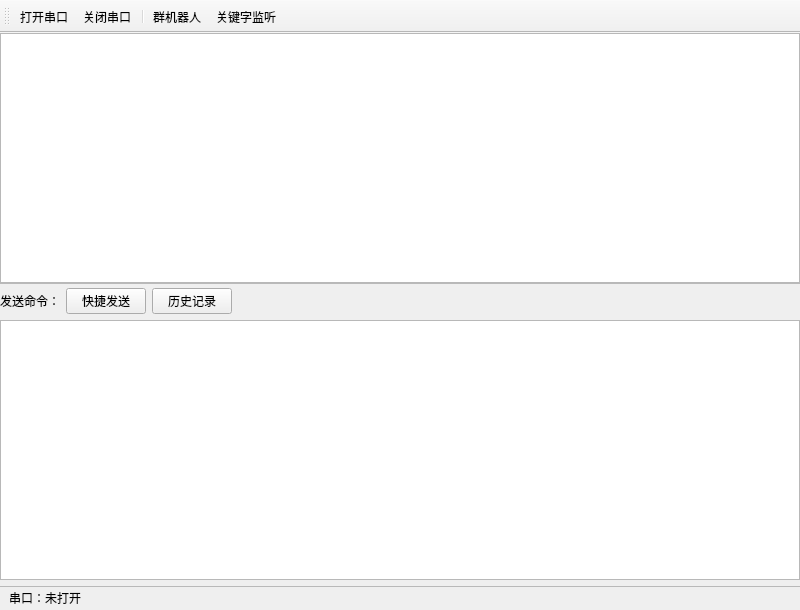
Old version of the form mainwindow.ui in the repository Demon-Cat/SerialPort.
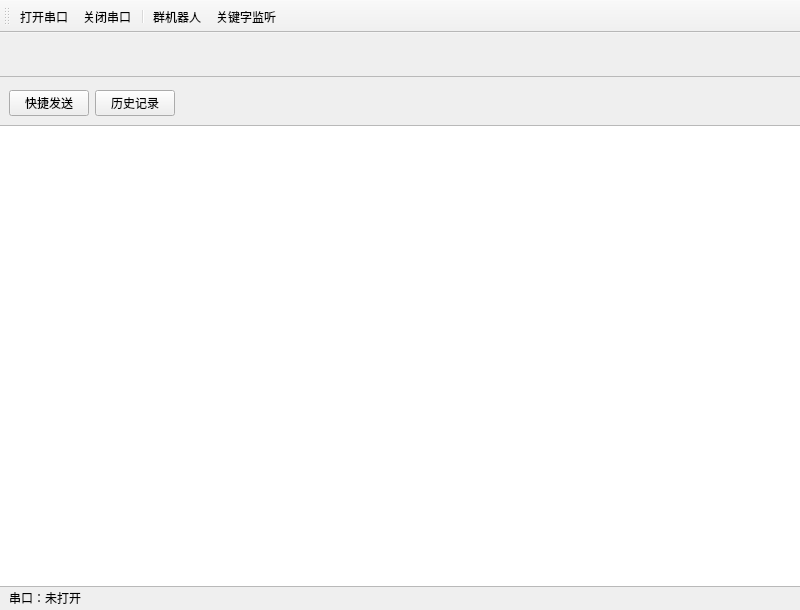
New version of the form. Icons and pictures are not drawn. Custom widgets are drawn as their Qt base class.

Commit message: 1.优化ANSI escape code解析。 2.完成快捷发送的添加部分。

```diff
--- a/mainwindow.ui
+++ b/mainwindow.ui
@@ -15,6 +15,9 @@
   </property>
   <widget class="QWidget" name="centralwidget">
    <layout class="QVBoxLayout" name="verticalLayout">
+    <property name="spacing">
+     <number>0</number>
+    </property>
     <property name="leftMargin">
      <number>0</number>
     </property>
@@ -42,16 +45,40 @@
       </property>
       <widget class="QWidget" name="widgetReceive" native="true">
        <layout class="QVBoxLayout" name="verticalLayout_2">
+        <property name="spacing">
+         <number>0</number>
+        </property>
+        <property name="leftMargin">
+         <number>0</number>
+        </property>
+        <property name="topMargin">
+         <number>0</number>
+        </property>
+        <property name="rightMargin">
+         <number>0</number>
+        </property>
+        <property name="bottomMargin">
+         <number>0</number>
+        </property>
         <item>
-         <widget class="OutputTextEdit" name="plainTextEditReceive"/>
+         <widget class="TabBar" name="tabBar" native="true">
+          <property name="minimumSize">
+           <size>
+            <width>0</width>
+            <height>20</height>
+           </size>
+          </property>
+         </widget>
         </item>
-       </layout>
-      </widget>
-      <widget class="QWidget" name="widgetSend" native="true">
-       <layout class="QVBoxLayout" name="verticalLayout_3">
         <item>
-         <widget class="QWidget" name="widget" native="true">
-          <layout class="QHBoxLayout" name="horizontalLayout_2">
+         <widget class="QWidget" name="widgetOutputContainer" native="true">
+          <property name="sizePolicy">
+           <sizepolicy hsizetype="Preferred" vsizetype="Expanding">
+            <horstretch>0</horstretch>
+            <verstretch>0</verstretch>
+           </sizepolicy>
+          </property>
+          <layout class="QGridLayout" name="outputLayout">
            <property name="leftMargin">
             <number>0</number>
            </property>
@@ -64,45 +91,73 @@
            <property name="bottomMargin">
             <number>0</number>
            </property>
-           <item>
-            <widget class="QLabel" name="label">
-             <property name="text">
-              <string>发送命令：</string>
-             </property>
-            </widget>
-           </item>
-           <item>
-            <widget class="QPushButton" name="pushButton_2">
-             <property name="text">
-              <string>快捷发送</string>
-             </property>
-            </widget>
-           </item>
-           <item>
-            <widget class="QPushButton" name="pushButton">
-             <property name="text">
-              <string>历史记录</string>
-             </property>
-            </widget>
-           </item>
-           <item>
-            <spacer name="horizontalSpacer_2">
-             <property name="orientation">
-              <enum>Qt::Horizontal</enum>
-             </property>
-             <property name="sizeHint" stdset="0">
-              <size>
-               <width>551</width>
-               <height>20</height>
-              </size>
-             </property>
-            </spacer>
-           </item>
           </layout>
          </widget>
         </item>
+       </layout>
+      </widget>
+      <widget class="QWidget" name="widgetSend" native="true">
+       <layout class="QVBoxLayout" name="verticalLayout_3">
+        <property name="spacing">
+         <number>0</number>
+        </property>
+        <property name="leftMargin">
+         <number>0</number>
+        </property>
+        <property name="topMargin">
+         <number>0</number>
+        </property>
+        <property name="rightMargin">
+         <number>0</number>
+        </property>
+        <property name="bottomMargin">
+         <number>0</number>
+        </property>
         <item>
-         <widget class="InputTextEdit" name="plainTextEditSend"/>
+         <layout class="QHBoxLayout" name="horizontalLayout_3">
+          <item>
+           <widget class="QWidget" name="widget" native="true">
+            <layout class="QHBoxLayout" name="horizontalLayout_2">
+             <item>
+              <widget class="QPushButton" name="pushButton_2">
+               <property name="text">
+                <string>快捷发送</string>
+               </property>
+              </widget>
+             </item>
+             <item>
+              <widget class="QPushButton" name="pushButton">
+               <property name="text">
+                <string>历史记录</string>
+               </property>
+              </widget>
+             </item>
+            </layout>
+           </widget>
+          </item>
+          <item>
+           <widget class="ShortcutWidget" name="shortcutWidget" native="true">
+            <property name="sizePolicy">
+             <sizepolicy hsizetype="Expanding" vsizetype="Preferred">
+              <horstretch>0</horstretch>
+              <verstretch>0</verstretch>
+             </sizepolicy>
+            </property>
+           </widget>
+          </item>
+         </layout>
+        </item>
+        <item>
+         <widget class="InputTextEdit" name="plainTextEditSend">
+          <property name="styleSheet">
+           <string notr="true">QPlainTextEdit {
+border-top: 1px solid #B9B9B9;
+}</string>
+          </property>
+          <property name="frameShape">
+           <enum>QFrame::NoFrame</enum>
+          </property>
+         </widget>
         </item>
        </layout>
       </widget>
@@ -215,16 +270,23 @@
   </action>
  </widget>
  <customwidgets>
-  <customwidget>
-   <class>OutputTextEdit</class>
-   <extends>QPlainTextEdit</extends>
-   <header>OutputTextEdit.h</header>
-  </customwidget>
   <customwidget>
    <class>InputTextEdit</class>
    <extends>QPlainTextEdit</extends>
    <header>InputTextEdit.h</header>
   </customwidget>
+  <customwidget>
+   <class>ShortcutWidget</class>
+   <extends>QWidget</extends>
+   <header>ShortcutWidget.h</header>
+   <container>1</container>
+  </customwidget>
+  <customwidget>
+   <class>TabBar</class>
+   <extends>QWidget</extends>
+   <header>TabBar.h</header>
+   <container>1</container>
+  </customwidget>
  </customwidgets>
  <resources>
   <include location="resource.qrc"/>
```
The commit also changes 68 other files.
